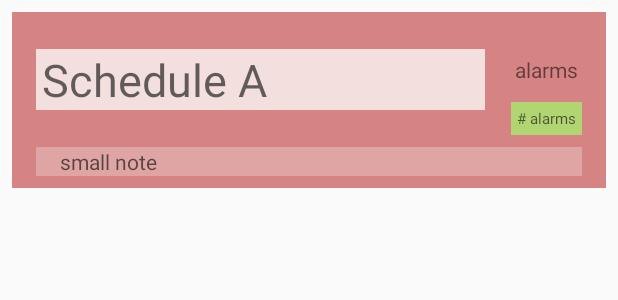
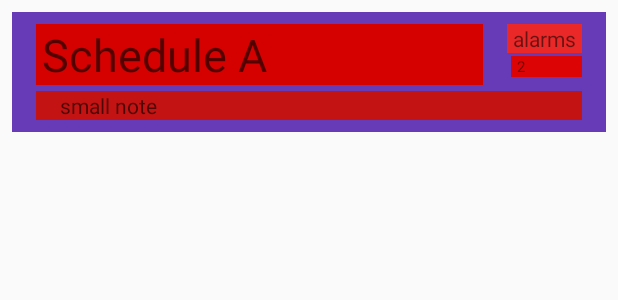
Before and after one commit to galemu2/MultiTasker-Alarm-app-, an Android app: the layout element2_lists.xml on its own in the app's theme, with its tools: preview values and no code run, on a phone screen of 412 x 824 dp. Shown: the top 300 px of the screen. Run offline under Robolectric (Android 15) with nearby library versions, the phone set to English and light mode, and no system bars.

Commit message:
fixed bug. now deleting alarm will update recycler View adaptor for alarm.  implemented long press to start editing alarm

```diff
--- a/app/src/main/java/com/ctrlaccess/multitasker/RecyclerView2SchedulesAdaptor.kt
+++ b/app/src/main/java/com/ctrlaccess/multitasker/RecyclerView2SchedulesAdaptor.kt
@@ -44,9 +44,9 @@ class RecyclerView2SchedulesAdaptor(context: Context) :
         val currentSchedule = schedules[position]
 
         holder.scheduleView.text = currentSchedule.schedule
-        holder.numberOfAlarms.text = itemCount.toString()
+        holder.numberOfAlarms.text = currentSchedule.numberOfAlarms.toString()
 
-        holder.scheduleNoteView?.text ?: currentSchedule.scheduleNote
+        holder.scheduleNoteView.text = currentSchedule.scheduleNote ?: ""
 
     }
 
@@ -58,7 +58,7 @@ class RecyclerView2SchedulesAdaptor(context: Context) :
     class ScheduleViewHolder(itemView: View) : RecyclerView.ViewHolder(itemView) {
 
         val scheduleView: TextView = itemView.findViewById(R.id.textView2_schedule_title)
-        val scheduleNoteView: TextView? = itemView.findViewById(R.id.textView3_schedule_note)
+        val scheduleNoteView: TextView = itemView.findViewById(R.id.textView3_schedule_note)
 
         val numberOfAlarms: TextView = itemView.findViewById(R.id.textView1_number_of_alarm)
     }
--- a/app/src/main/java/com/ctrlaccess/multitasker/database/dao/AlarmDao.kt
+++ b/app/src/main/java/com/ctrlaccess/multitasker/database/dao/AlarmDao.kt
@@ -23,11 +23,11 @@ interface AlarmDao {
 
     // query all alarms with a specific scheduleListId todo may note be necessary
     @Query("SELECT * FROM Alarm WHERE scheduleListId= :scheduleId")
-    fun getAlarms(scheduleId: Long): LiveData<List<Alarm>>
+    fun getAlarms(scheduleId: Long):  List<Alarm>
 
     // delete alarms associated with a schedule
     @Query("Delete from Alarm where scheduleListId=:scheduleListId")
-    suspend fun deleteAlarms(scheduleListId: Long)
+    fun deleteAlarms(scheduleListId: Long)
 
     // inserting the list of alarms TODO should find a way to add "scheduleListId"
     @Insert(onConflict = OnConflictStrategy.IGNORE)
--- a/app/src/main/java/com/ctrlaccess/multitasker/database/entities/Schedule.kt
+++ b/app/src/main/java/com/ctrlaccess/multitasker/database/entities/Schedule.kt
@@ -7,8 +7,7 @@ import androidx.room.PrimaryKey
 data class Schedule(
     @PrimaryKey(autoGenerate = true)
     var scheduleId: Long = 0L,
-
     var schedule: String,
-
-    var scheduleNote: String?
+    var scheduleNote: String?,
+    var numberOfAlarms:Int = 0
 )
--- a/app/src/main/res/layout/element2_lists.xml
+++ b/app/src/main/res/layout/element2_lists.xml
@@ -7,16 +7,18 @@
         android:layout_width="match_parent"
         android:layout_height="wrap_content"
         android:layout_margin="8dp"
-        android:background="#D68383">
+        android:background="#673AB7">
 
         <TextView
             android:id="@+id/textView1_number_of_alarm"
-            android:layout_width="0dp"
+            android:layout_width="wrap_content"
             android:layout_height="wrap_content"
             android:layout_marginEnd="16dp"
             android:layout_marginBottom="8dp"
-            android:background="#B2D573"
-            android:padding="4dp"
+            android:background="#DC0404"
+            android:paddingStart="4dp"
+            android:paddingEnd="4dp"
+            android:text="2"
             android:textSize="10sp"
             app:layout_constraintBottom_toTopOf="@+id/textView3_schedule_note"
             app:layout_constraintEnd_toEndOf="parent"
@@ -30,8 +32,8 @@
             android:layout_marginStart="16dp"
             android:layout_marginTop="8dp"
             android:layout_marginEnd="16dp"
-            android:layout_marginBottom="8dp"
-            android:background="#F4DFDF"
+            android:layout_marginBottom="4dp"
+            android:background="#D50101"
             android:gravity="start"
             android:paddingStart="4dp"
             android:textSize="30sp"
@@ -49,7 +51,7 @@
             android:layout_marginEnd="16dp"
             android:layout_marginBottom="8dp"
             android:autofillHints=""
-            android:background="#DFA5A5"
+            android:background="#C31313"
             android:paddingStart="16dp"
             app:layout_constraintBottom_toBottomOf="parent"
             app:layout_constraintEnd_toEndOf="parent"
@@ -61,14 +63,12 @@
             android:layout_width="wrap_content"
             android:layout_height="wrap_content"
             android:layout_marginEnd="16dp"
-            android:layout_marginBottom="8dp"
-            android:padding="4dp"
+            android:background="#EA2828"
+            android:paddingStart="4dp"
+            android:paddingEnd="4dp"
             android:text="@string/alarms"
-            app:layout_constraintBottom_toTopOf="@+id/textView1_number_of_alarm"
             app:layout_constraintEnd_toEndOf="parent"
-            app:layout_constraintStart_toStartOf="@+id/textView1_number_of_alarm"
-            app:layout_constraintTop_toTopOf="@+id/textView2_schedule_title"
-            app:layout_constraintVertical_chainStyle="packed" />
+            app:layout_constraintTop_toTopOf="@+id/textView2_schedule_title" />
 
     </androidx.constraintlayout.widget.ConstraintLayout>
 </layout>
--- a/app/src/main/res/values/strings.xml
+++ b/app/src/main/res/values/strings.xml
@@ -21,4 +21,5 @@
     <string name="save_button">save</string>
     <string name="list_alarm_numbers">Alarms</string>
     <string name="alarms">alarms</string>
+    <string name="update">update</string>
 </resources>
```
Also changed, not shown: app/src/main/java/com/ctrlaccess/multitasker/Fragment2Alarms.kt (+31 -13 lines), app/src/main/java/com/ctrlaccess/multitasker/MainActivity.kt (+35 -25 lines), app/src/main/java/com/ctrlaccess/multitasker/RecyclerView1AlarmsAdaptor.kt (+27 -2 lines), app/src/main/java/com/ctrlaccess/multitasker/database/MultitaskerRepository.kt (+5 -11 lines), app/src/main/java/com/ctrlaccess/multitasker/database/MultitaskerViewModel.kt (+25 -4 lines).
